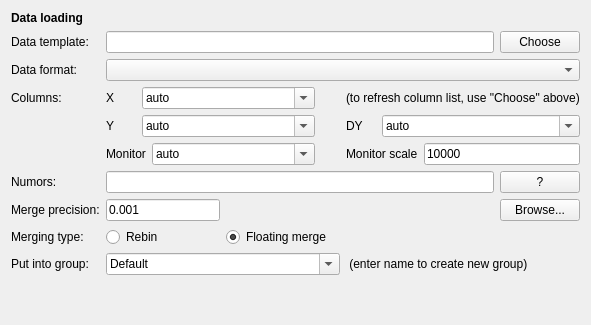
Old version of the form ufit/gui/ui/dataloader.ui in the repository McStasMcXtrace/ufit; both pictures show x 0 to 591 and y 0 to 325 of the 591 by 540 pixel window.
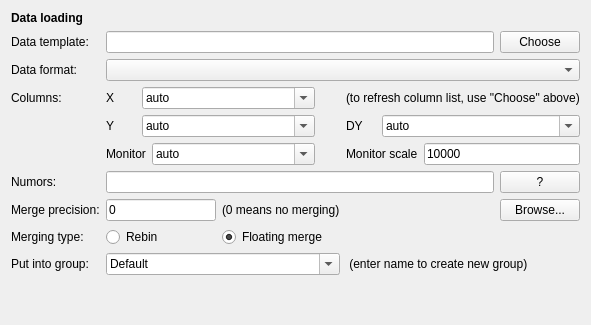
New version of the form. Icons and pictures are not drawn.

Commit message: #3850: remove default merge precision again

```diff
--- a/ufit/gui/ui/dataloader.ui
+++ b/ufit/gui/ui/dataloader.ui
@@ -175,7 +175,14 @@
         </sizepolicy>
        </property>
        <property name="text">
-        <string>0.001</string>
+        <string>0</string>
+       </property>
+      </widget>
+     </item>
+     <item row="7" column="2">
+      <widget class="QLabel" name="label_12">
+       <property name="text">
+        <string>(0 means no merging)</string>
        </property>
       </widget>
      </item>
```
